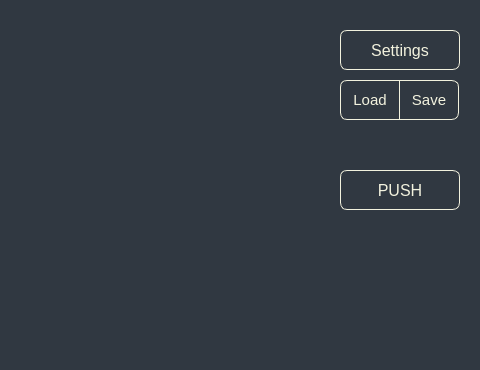
Old version of the form KeyBoardSetter/KeyboardSetter/Forms/configform.ui in the repository TabbycatPie/CustomKeyboard; both pictures show x 510 to 990 and y 0 to 370 of the 990 by 370 pixel window.
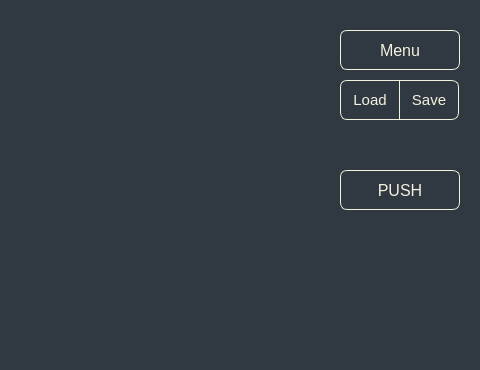
New version of the form.

Commit message: Add keyboard menu and daily firmware restart

```diff
--- a/KeyBoardSetter/KeyboardSetter/Forms/configform.ui
+++ b/KeyBoardSetter/KeyboardSetter/Forms/configform.ui
@@ -174,7 +174,7 @@
 </string>
    </property>
    <property name="text">
-    <string>Settings</string>
+    <string>Menu</string>
    </property>
   </widget>
  </widget>
```
Left out of the diff: 6 changed lines with no effect on the pictures. The commit also changes 13 other files.
